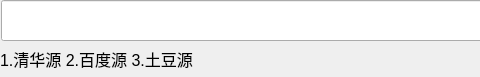
Above: ui.ui from hongenge/kk before the change; both pictures show x 0 to 480 and y 0 to 77 of the 756 by 77 pixel window. Below: the same form after it.
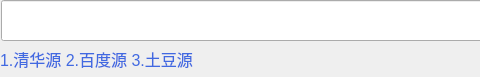
That is the form after the change.

Commit message: 添加esc关闭窗口

Diff of the .ui file:
```diff
--- a/ui.ui
+++ b/ui.ui
@@ -21,6 +21,9 @@
   <property name="autoFillBackground">
    <bool>false</bool>
   </property>
+  <property name="styleSheet">
+   <string notr="true"/>
+  </property>
   <widget class="QLineEdit" name="lineEdit">
    <property name="geometry">
     <rect>
@@ -52,6 +55,9 @@
      <bold>false</bold>
     </font>
    </property>
+   <property name="styleSheet">
+    <string notr="true">color:RoyalBlue;</string>
+   </property>
    <property name="text">
     <string>1.清华源 2.百度源 3.土豆源</string>
    </property>
```
Left out of the diff: 6 changed lines with no effect on the pictures. The commit also changes 3 other files.
